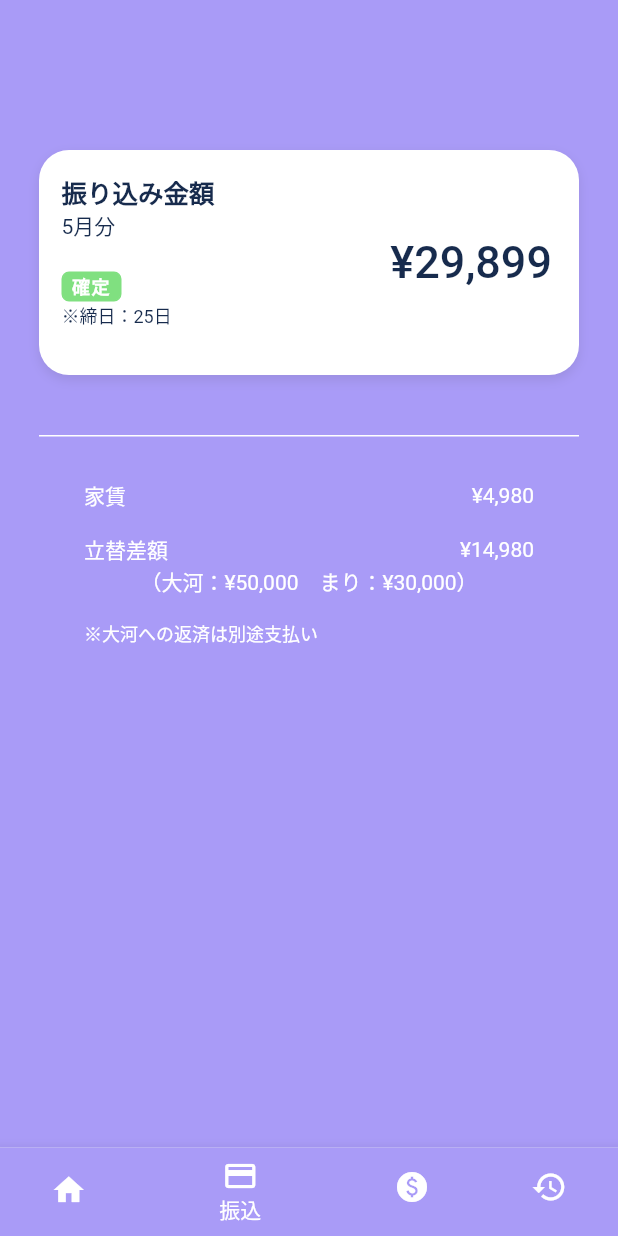
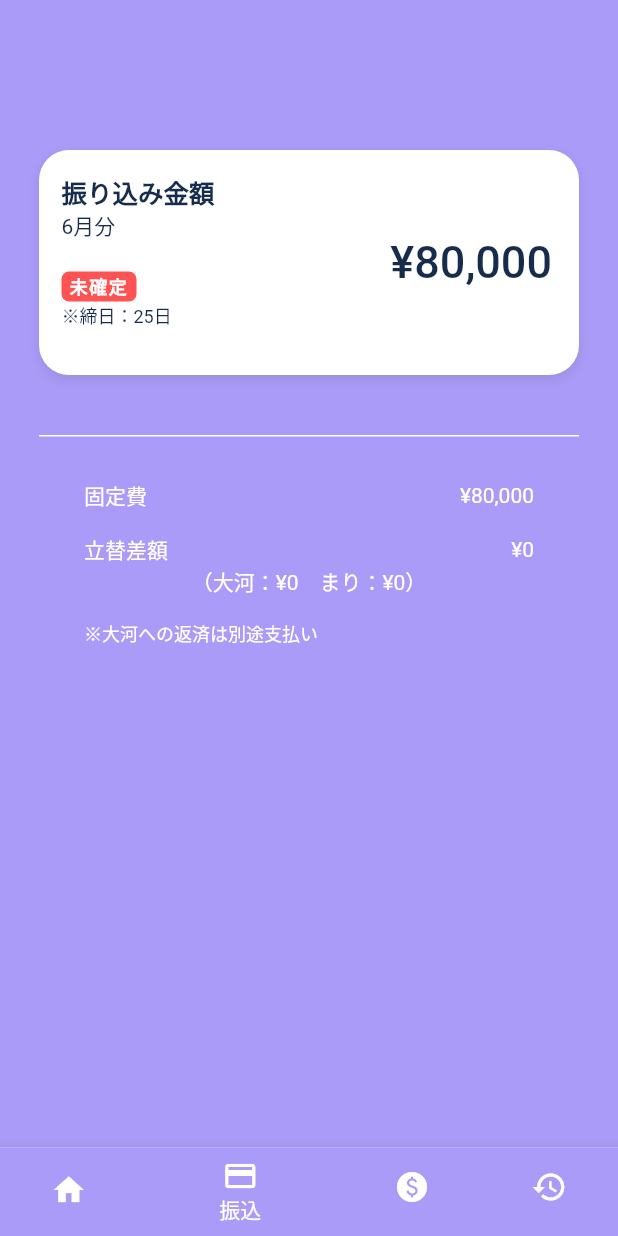
Before and after one commit to TaigaSakaguchi/payment-management, a Flutter app: the screen it shows after launch, item 2 of the bottom bar chosen, on a phone screen of 412 x 824 dp. Run offline on Flutter 3.47's test engine with Material 2 defaults, Android fonts, the phone set to English and light mode, and no system bars; our stand-ins replace cloud_firestore; missing offline and left inert: adobe_xd; accounts and stored records are empty; network calls fail; Roboto replaces fonts that are missing (NotoSansJP-Medium).

Commit message:
Fix TransferDetail

```diff
--- a/lib/presentation/transfer_detail/transfer_detail_model.dart
+++ b/lib/presentation/transfer_detail/transfer_detail_model.dart
@@ -0,0 +1,85 @@
+import 'dart:async';
+
+import 'package:cloud_firestore/cloud_firestore.dart';
+import 'package:flutter/cupertino.dart';
+import 'package:intl/intl.dart';
+import 'package:tatekae/domain/payment.dart';
+
+class TransferDetailModel extends ChangeNotifier {
+  List<Payment> paymentListForTaiga;
+  List<Payment> paymentListForMarimo;
+  int fixedCost;
+  int paymentDiff;
+  int paymentForTaiga;
+  int paymentForMarimo;
+  int transferPrice;
+
+  int currentYear;
+  int currentMonth;
+  int currentDay;
+
+  TransferDetailModel() {
+    this.paymentListForTaiga = [];
+    this.paymentListForMarimo = [];
+    fixedCost = 80000;
+    paymentDiff = 0;
+    paymentForTaiga = 0;
+    paymentForMarimo = 0;
+    transferPrice = 0;
+    DateTime currentDateTime = DateTime.now();
+    this.currentYear = currentDateTime.year;
+    this.currentMonth = currentDateTime.month;
+    this.currentDay = currentDateTime.day;
+  }
+
+  init() async {
+    this.paymentListForTaiga = await this.fetchPayments('taiga');
+    this.paymentListForMarimo = await this.fetchPayments('marimo');
+    this.paymentForTaiga = this
+        .floorHundreds(this.calculateTotalPayments(this.paymentListForTaiga));
+    this.paymentForMarimo = this
+        .floorHundreds(this.calculateTotalPayments(this.paymentListForMarimo));
+
+    // TODO: ログインユーザーがどちらかで切り替える
+    int diffPrice = paymentForMarimo - paymentForTaiga;
+    this.paymentDiff = diffPrice < 0 ? diffPrice.abs() ~/ 2 : 0;
+
+    this.transferPrice = this.fixedCost + this.paymentDiff;
+    notifyListeners();
+  }
+
+  // 立て替え金額の合計を計算する
+  int calculateTotalPayments(List<Payment> paymentList) {
+    int totalPrice = 0;
+    for (Payment payment in paymentList) {
+      totalPrice += payment.price;
+    }
+    return totalPrice;
+  }
+
+  // 百の位以下を切り捨てる
+  int floorHundreds(int number) {
+    return (number / 1000).floor() * 1000;
+  }
+
+  // 立て替え一覧を取得する
+  Future<List<Payment>> fetchPayments(String user) async {
+    int month = this.currentMonth;
+    if (this.currentDay > 25) month++;
+    int year = this.currentYear;
+    String paymentDocPath = '$year${new NumberFormat("00").format(month)}';
+
+    QuerySnapshot snapshot = await Firestore.instance
+        .collection('payment')
+        .document(paymentDocPath)
+        .collection(user)
+        .getDocuments();
+
+    List<Payment> paymentList = [];
+    for (var doc in snapshot.documents) {
+      paymentList
+          .add(Payment(price: doc.data['price'], usage: doc.data['usage']));
+    }
+    return paymentList;
+  }
+}
--- a/lib/presentation/transfer_detail/transfer_detail_page.dart
+++ b/lib/presentation/transfer_detail/transfer_detail_page.dart
@@ -1,10 +1,16 @@
 import 'package:flutter/material.dart';
+import 'package:intl/intl.dart';
+import 'package:provider/provider.dart';
+import 'package:tatekae/presentation/transfer_detail/transfer_detail_model.dart';
 
 class TransferDetailPage extends StatelessWidget {
   TransferDetailPage({Key key}) : super(key: key);
 
   @override
   Widget build(BuildContext context) {
+    return ChangeNotifierProvider<TransferDetailModel>(
+        create: (_) => TransferDetailModel()..init(),
+        child: Consumer<TransferDetailModel>(builder: (context, model, child) {
           return Scaffold(
             backgroundColor: const Color(0xffa99bf7),
             body: Stack(
@@ -44,17 +50,18 @@ class TransferDetailPage extends StatelessWidget {
                                   ),
                                 ),
                                 Text(
-                            '5月分',
+                                  '${model.currentDay <= 25 ? model.currentMonth : model.currentMonth + 1}月分',
                                   style: TextStyle(
                                     fontFamily: 'NotoSansJP-Medium',
                                     color: const Color(0xff172b4d),
                                   ),
                                 ),
-                          const Padding(padding: EdgeInsets.only(bottom: 20)),
+                                const Padding(
+                                    padding: EdgeInsets.only(bottom: 20)),
                                 Container(
-                            width: 40,
+                                  width: model.currentDay <= 25 ? 50 : 40,
                                   child: Text(
-                              '確定',
+                                    model.currentDay <= 25 ? '未確定' : '確定',
                                     textAlign: TextAlign.center,
                                     style: TextStyle(
                                       fontFamily: 'NotoSansJP-Medium',
@@ -66,9 +73,15 @@ class TransferDetailPage extends StatelessWidget {
                                   ),
                                   decoration: BoxDecoration(
                                     borderRadius: BorderRadius.circular(5.0),
-                              color: const Color(0xff80e080),
+                                    color: model.currentDay <= 25
+                                        ? Colors.redAccent
+                                        : const Color(0xff80e080),
                                     border: Border.all(
-                                  width: 1.0, color: const Color(0xff80e080)),
+                                      width: 1.0,
+                                      color: model.currentDay <= 25
+                                          ? Colors.redAccent
+                                          : const Color(0xff80e080),
+                                    ),
                                   ),
                                 ),
                                 Text(
@@ -85,7 +98,8 @@ class TransferDetailPage extends StatelessWidget {
                           Container(
                             width: 210,
                             child: Text(
-                        '¥29,899',
+                              NumberFormat("¥#,###")
+                                  .format(model.transferPrice),
                               style: TextStyle(
                                 fontFamily: 'NotoSansJP-Medium',
                                 fontSize: 30,
@@ -116,7 +130,6 @@ class TransferDetailPage extends StatelessWidget {
                 Positioned(
                     top: 320,
                     child: Container(
-                // color: Colors.red,
                       width: 300,
                       height: 500,
                       child: Scrollbar(
@@ -129,18 +142,20 @@ class TransferDetailPage extends StatelessWidget {
                                     flex: 1,
                                     child: Container(
                                         child: Text(
-                                '家賃',
+                                      '固定費',
                                       style: TextStyle(
                                         color: Colors.white,
                                         fontFamily: 'NotoSansJP-Medium',
                                       ),
                                     ))),
-                          const Padding(padding: EdgeInsets.only(right: 10)),
+                                const Padding(
+                                    padding: EdgeInsets.only(right: 10)),
                                 Expanded(
                                     flex: 1,
                                     child: Container(
                                         child: Text(
-                                '¥4,980',
+                                      NumberFormat("¥#,###")
+                                          .format(model.fixedCost),
                                       style: TextStyle(
                                         color: Colors.white,
                                         fontFamily: 'NotoSansJP-Medium',
@@ -170,18 +185,21 @@ class TransferDetailPage extends StatelessWidget {
                                       flex: 1,
                                       child: Container(
                                         child: Text(
-                                    '¥14,980',
+                                          NumberFormat("¥#,###")
+                                              .format(model.paymentDiff),
                                           style: TextStyle(
                                             color: Colors.white,
                                             fontFamily: 'NotoSansJP-Medium',
                                           ),
                                           textAlign: TextAlign.end,
-                                  )))
+                                        ),
+                                      ),
+                                    )
                                   ],
                                 ),
                                 Container(
                                   child: Text(
-                              '（大河：¥50,000　まり：¥30,000）',
+                                    '（大河：${NumberFormat("¥#,###").format(model.paymentForTaiga)}　まり：${NumberFormat("¥#,###").format(model.paymentForMarimo)}）',
                                     style: TextStyle(
                                       color: Colors.white,
                                       fontFamily: 'NotoSansJP-Medium',
@@ -206,5 +224,6 @@ class TransferDetailPage extends StatelessWidget {
               ],
             ),
           );
+        }));
   }
 }
```
Lines whose indentation alone changed are shown as unchanged.
